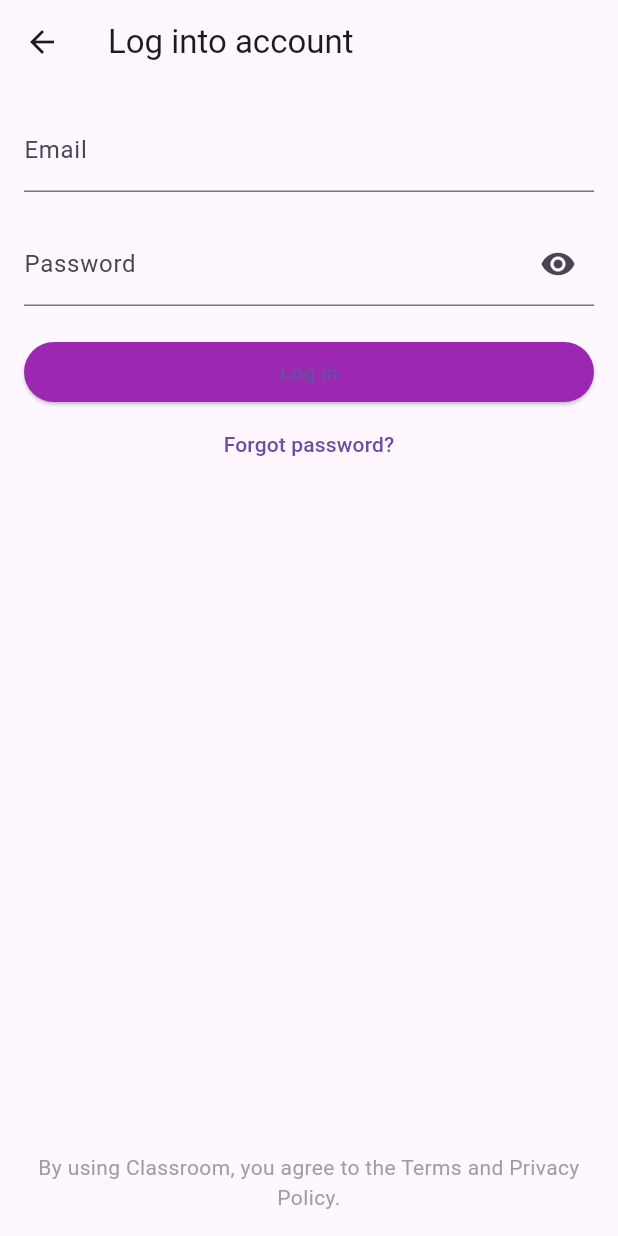
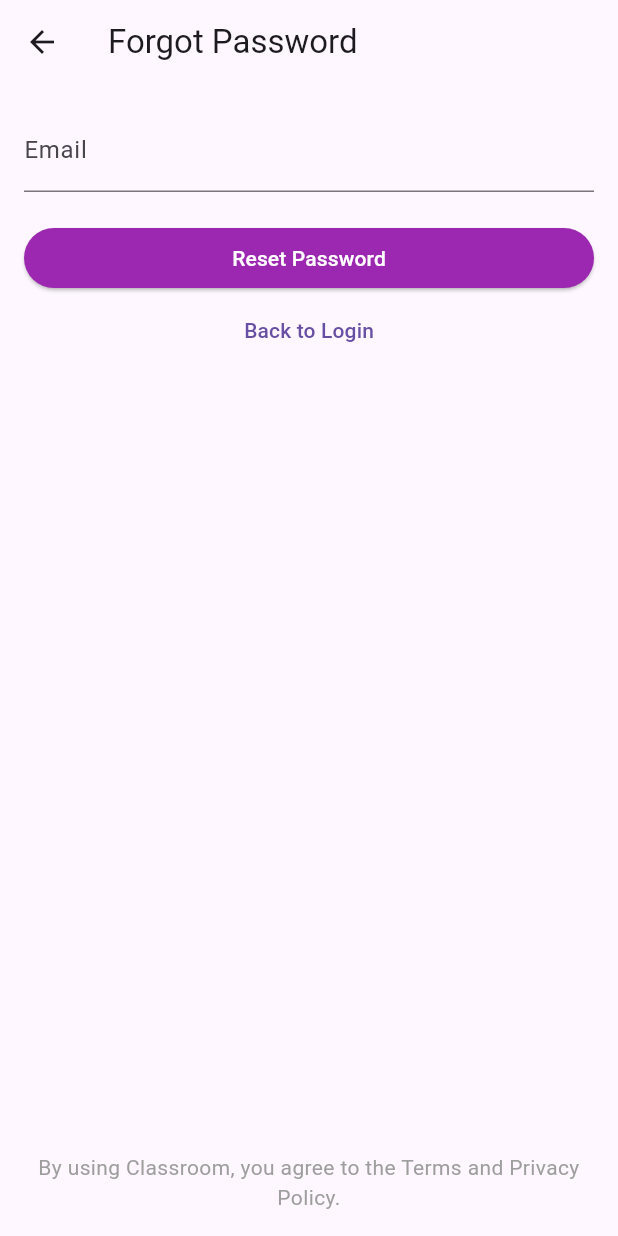
Before and after one commit to Hamed-Hasan/Flutter-Node-AI-Blog-Applications, a Flutter app: the register_view screen opened directly, after a tap on "Already have an account? Log in", after a tap on "Forgot password?", on a phone screen of 412 x 824 dp. Run offline on Flutter 3.47's test engine with Material 3 defaults, Android fonts, the phone set to English and light mode, and no system bars; our stand-ins replace getwidget; network calls fail.

Commit message:
Implemented 'Forgot Password' functionality.  Added TextFormField for entering the email address.  Added Reset Password button with placeholder logic.  Added navigation to 'Back to Login' button.  Included footer text with legal agreement message.  Adjusted UI layout for improved visual appeal.

```diff
--- /dev/null
+++ b/frontend/lib/views/forgot_password_view.dart
@@ -0,0 +1,64 @@
+import 'package:flutter/material.dart';
+import 'login_view.dart';
+class forgot_password_view extends StatelessWidget {
+
+  @override
+  Widget build(BuildContext context) {
+    return Scaffold(
+      appBar: AppBar(
+        leading: BackButton(),
+        title: Text('Forgot Password'),
+      ),
+      body: Padding(
+        padding: const EdgeInsets.all(16.0),
+        child: Column(
+          crossAxisAlignment: CrossAxisAlignment.stretch,
+          children: <Widget>[
+            // Email TextFormField
+            TextFormField(
+              keyboardType: TextInputType.emailAddress,
+              decoration: InputDecoration(
+                labelText: 'Email',
+                hintText: 'example@example.com',
+              ),
+            ),
+            SizedBox(height: 20),
+
+            // Reset Password Button
+                ElevatedButton(
+        child: Text('Reset Password'),
+        onPressed: () {
+          // TODO: Implement reset password logic
+        },
+        style: ElevatedButton.styleFrom(
+          backgroundColor: Colors.purple, // Background color
+          foregroundColor: Colors.white, // Text color
+        ),
+      ),
+          TextButton(
+          child: Text('Back to Login'),
+          onPressed: () {
+            // Navigate to the LoginView
+            Navigator.of(context).push(
+              MaterialPageRoute(
+                builder: (context) => login_view(),
+              ),
+            );
+          },
+        ),
+            Spacer(),
+
+            // Footer Text
+            Text(
+              'By using Classroom, you agree to the Terms and Privacy Policy.',
+              textAlign: TextAlign.center,
+              style: TextStyle(
+                color: Colors.grey,
+              ),
+            ),
+          ],
+        ),
+      ),
+    );
+  }
+}
--- a/frontend/lib/views/home_view.dart
+++ b/frontend/lib/views/home_view.dart
@@ -85,6 +85,7 @@ class HomePage extends StatelessWidget {
               shape: GFButtonShape.pills,
               size: GFSize.LARGE,
               color: Theme.of(context).primaryColor,
+              textColor: Colors.white, // Set the text color to white
               blockButton: true,
             ),
                   ],
--- a/frontend/lib/views/login_view.dart
+++ b/frontend/lib/views/login_view.dart
@@ -1,4 +1,5 @@
 import 'package:flutter/material.dart';
+import 'forgot_password_view.dart';
 
 class login_view extends StatelessWidget {
   @override
@@ -42,14 +43,20 @@ class login_view extends StatelessWidget {
               },
               style: ElevatedButton.styleFrom(
                 backgroundColor: Colors.purple,
+                 foregroundColor: Colors.white,
               ),
             ),
             TextButton(
-              child: Text('Forgot password?'),
-              onPressed: () {
-
-              },
-            ),
+  child: Text('Forgot password?'),
+  onPressed: () {
+    // Navigate to the ForgotPasswordView
+    Navigator.of(context).push(
+      MaterialPageRoute(
+        builder: (context) => forgot_password_view(), // Updated class name
+      ),
+    );
+  },
+),
             Spacer(),
             Text(
               'By using Classroom, you agree to the Terms and Privacy Policy.',
--- a/frontend/lib/views/register_view.dart
+++ b/frontend/lib/views/register_view.dart
@@ -57,6 +57,7 @@ class register_view extends StatelessWidget {
               },
               style: ElevatedButton.styleFrom(
                 backgroundColor: Colors.purple, // Background color
+                 foregroundColor: Colors.white,
               ),
             ),
             TextButton(
```
Lines whose indentation alone changed are shown as unchanged.
